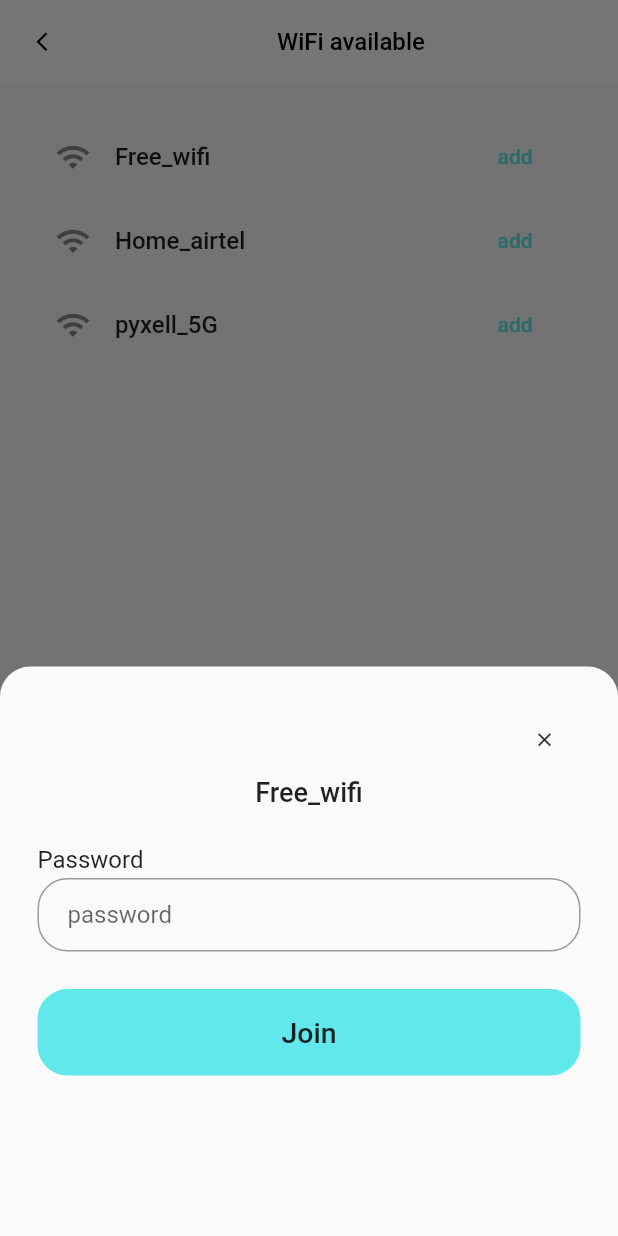
After one commit to Niyaz-3773/alarm_app, a Flutter app: the WifiAvailablePage screen opened directly, after a tap on "add", on a phone screen of 412 x 824 dp. The commit adds this screen. Run offline on Flutter 3.47's test engine with Material 2 defaults, Android fonts, the phone set to English and light mode, and no system bars; our stand-ins replace flutter_svg.

Commit message:
added 1 page

```diff
--- /dev/null
+++ b/lib/home_pages/wifi_available_page.dart
@@ -0,0 +1,280 @@
+import 'package:alarm_app/home_pages/buy_varidose_page.dart';
+import 'package:alarm_app/home_pages/paired_varidose.dart';
+import 'package:flutter/material.dart';
+
+class WifiAvailablePage extends StatelessWidget {
+  List<String> wifiAvailableList=['Free_wifi','Home_airtel','pyxell_5G'];
+
+  WifiAvailablePage({super.key});
+  @override
+  Widget build(BuildContext context) {
+    return Scaffold(
+      appBar: AppBar(
+        elevation: 0,
+        backgroundColor: Colors.white,
+        title: const Center(
+          child: Text(
+            'WiFi available',
+            style: TextStyle(
+              color: Colors.black,
+              fontSize: 16
+            ),
+            ),
+          ),
+          leading: IconButton(
+            onPressed: (){Navigator.pop(context);},
+            icon: const Icon(Icons.arrow_back_ios_new, color: Colors.black,size: 15,)
+          ),
+      ),
+      body: SizedBox(
+        height: MediaQuery.of(context).size.height,
+        width: MediaQuery.of(context).size.width,
+        child: Padding(
+          padding:EdgeInsets.all(MediaQuery.of(context).size.width*0.05),
+          child: ListView.builder(
+            itemCount: wifiAvailableList.length,
+            itemBuilder: (BuildContext context,index){
+              return ListTile(
+                leading: const Icon(Icons.wifi),
+                title: Transform.translate(
+                  offset:const Offset (-16,0),
+                  child:Text(
+                       wifiAvailableList[index],
+                    style: const TextStyle(
+                      fontSize: 16,
+                      fontWeight: FontWeight.w500
+                    ),
+                  ),
+                ),
+                trailing: TextButton(
+                  onPressed: (){
+                    _addingNetwork(context,wifiAvailableList[index]);
+                  },
+                  child:const Text(
+                    'add',
+                    style:TextStyle(
+                      color: Color.fromARGB(255, 97, 232, 234),
+                    ),
+                  )
+                ),
+              );
+            }
+          ),
+        ),
+
+      ),
+
+    );
+  }
+
+  _addingNetwork(BuildContext context, String wifiName){
+    showModalBottomSheet(
+      context: context,
+      shape: const RoundedRectangleBorder(
+        borderRadius: BorderRadius.only(
+          topLeft: Radius.circular(20.0),
+          topRight: Radius.circular(20.0),
+        ),
+      ),
+      builder: (context) {
+       return Padding(
+          padding:const EdgeInsets.all(25),
+          child: SizedBox(
+            height: MediaQuery.of(context).size.height*0.4,
+            child: Column(
+              crossAxisAlignment: CrossAxisAlignment.stretch,
+              children: [
+                Align(
+                  alignment: Alignment.topRight,
+                  child: IconButton(
+                    onPressed: () {
+                      Navigator.pop(context);
+                    },
+                    icon:const Icon(Icons.close,size: 15,),
+                  ),
+                ),
+                Align(
+                  alignment: Alignment.topCenter,
+                  child: Text(
+                    wifiName,
+                    style: const TextStyle(
+                      fontSize: 18,
+                      fontWeight: FontWeight.w500
+                    ),
+                  ),
+                ),
+                const SizedBox(height: 25,),
+                const Text(
+                  'Password',
+                  style: TextStyle(
+                    fontSize: 16
+                  ),
+                ),
+                const SizedBox(height: 3,),
+
+                TextFormField(
+                  style:const TextStyle(color: Colors.black,fontSize: 16),
+                  cursorColor: Colors.black,
+                  obscureText: true,
+                  decoration: InputDecoration(
+                    contentPadding:const EdgeInsets.fromLTRB(20, 15, 20, 15),
+                    hintText: "password",
+                    border: OutlineInputBorder(
+                      borderRadius: BorderRadius.circular(20),
+                      borderSide: BorderSide(
+                        color: Colors.grey.withOpacity(0.1)
+                      )
+                    ),
+                    focusedBorder: OutlineInputBorder(
+                      borderRadius: BorderRadius.circular(20),
+                      borderSide:const BorderSide(
+                        color: Colors.grey
+                      )
+                    )
+                  ),
+                ),
+                const SizedBox(height: 25,),
+                InkWell(
+                  onTap: () {
+                   _confirmationBottomSheet(context);
+                  },
+                  child: Container(
+                    height: MediaQuery.of(context).size.height*0.07,
+                    decoration: const BoxDecoration(
+                      color:Color.fromARGB(255, 97, 232, 234),
+                      borderRadius:BorderRadius.all(Radius.circular(20)),
+                    ),
+                    child:const Center(
+                      child: Text(
+                        'Join',
+                        style:TextStyle(
+                          fontSize: 19,
+                          fontWeight: FontWeight.w500
+                        ),
+                      ),
+                    ),
+                  ),
+                )
+              ],
+            ),
+          ),
+        );
+      },
+    );
+  }
+
+  _confirmationBottomSheet(BuildContext context){
+    showModalBottomSheet(
+      context: context,
+      shape: const RoundedRectangleBorder(
+        borderRadius: BorderRadius.only(
+          topLeft: Radius.circular(20.0),
+          topRight: Radius.circular(20.0),
+        ),
+      ),
+      builder: (context) {
+       return Padding(
+        padding: const EdgeInsets.all(25.0),
+         child: SizedBox(
+          height: MediaQuery.of(context).size.height*0.4,
+          child: Column(
+            mainAxisAlignment: MainAxisAlignment.start,
+            children: [
+              Align(
+                alignment: Alignment.topRight,
+                child: IconButton(
+                  onPressed: () {
+                    Navigator.pop(context);
+                  },
+                  icon:const Icon(Icons.close,size: 15,),
+                ),
+              ),
+              Container(
+                height: 40,
+                width: 200,
+                decoration: BoxDecoration(
+                  borderRadius:const BorderRadius.all(Radius.circular(8)),
+                   color:const Color.fromARGB(255, 153, 195, 214).withOpacity(0.2),
+                ),
+                child: Row(
+                  mainAxisAlignment: MainAxisAlignment.center,
+                  children:const [
+                    Icon(Icons.check_circle_outline_outlined,color: Colors.green,),
+                    SizedBox(width: 8,),
+                    Text(
+                      'Connected',
+                      style: TextStyle(
+                        color: Colors.green,
+                        fontWeight: FontWeight.w500,
+                        fontSize: 18
+                      ),
+                    )
+                  ],
+                ),
+              ),
+              const SizedBox(height: 50,),
+              SizedBox(
+                width: MediaQuery.of(context).size.width*0.6,
+                child: const Text(
+                  'Confirm the blue light is blinking',
+                  style: TextStyle(
+                    fontSize: 16,
+                    fontWeight: FontWeight.w500
+                  ),
+                ),
+              ),
+              SizedBox(
+                width: MediaQuery.of(context).size.width*0.25,
+                child: const Text(
+                  'in the device',
+                  style: TextStyle(
+                    fontSize: 16,
+                    fontWeight: FontWeight.w500
+                  ),
+                ),
+              ),
+              const SizedBox(height: 20,),
+              Row(
+                mainAxisAlignment: MainAxisAlignment.center,
+                children: [
+                  TextButton(
+                    onPressed: (){
+                      Navigator.push(context,
+                      MaterialPageRoute(builder: (context) =>const PairedVaridose())
+                      );
+                    },
+                    child: const Text(
+                      'Yes',
+                      style: TextStyle(
+                        color: Color.fromARGB(255, 97, 232, 234),
+                        fontSize: 18,
+                        fontWeight: FontWeight.w500
+                      ),
+                    )
+                  ),
+                  const SizedBox(width: 50,),
+                  TextButton(
+                    onPressed: (){
+                      Navigator.push(context,
+                      MaterialPageRoute(builder: (context) =>const BuyVaridosePage())
+                      );
+                    },
+                    child: const Text(
+                      'No',
+                      style: TextStyle(
+                        color: Color.fromARGB(255, 97, 232, 234),
+                        fontSize: 18,
+                        fontWeight: FontWeight.w500
+                      ),
+                    )
+                  ),
+                ],
+              )
+            ],
+          ),
+        ),
+       );
+      },
+    );
+  }
+}
```
Also changed, not shown: lib/home_pages/paired_varidose.dart (+9 -5 lines).
